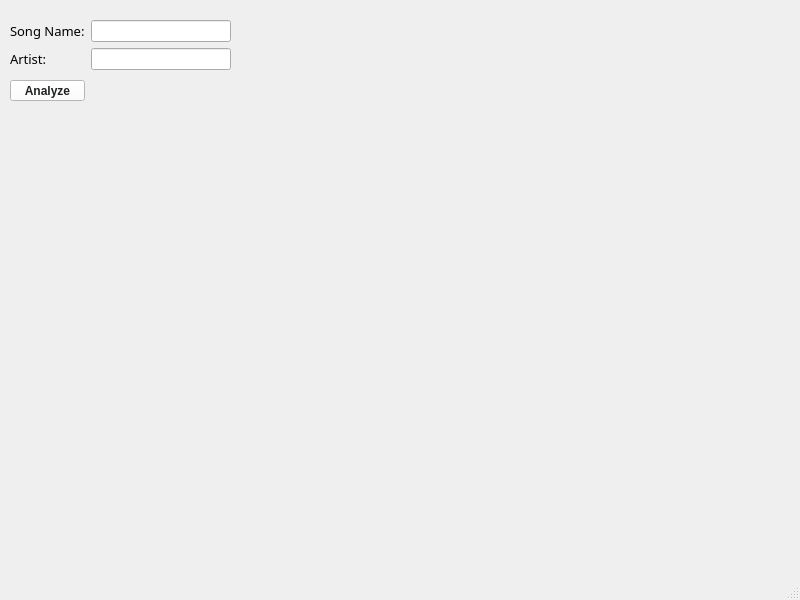
Old version of the form song_layout.ui in the repository Azazel5/Song-Analyzer.
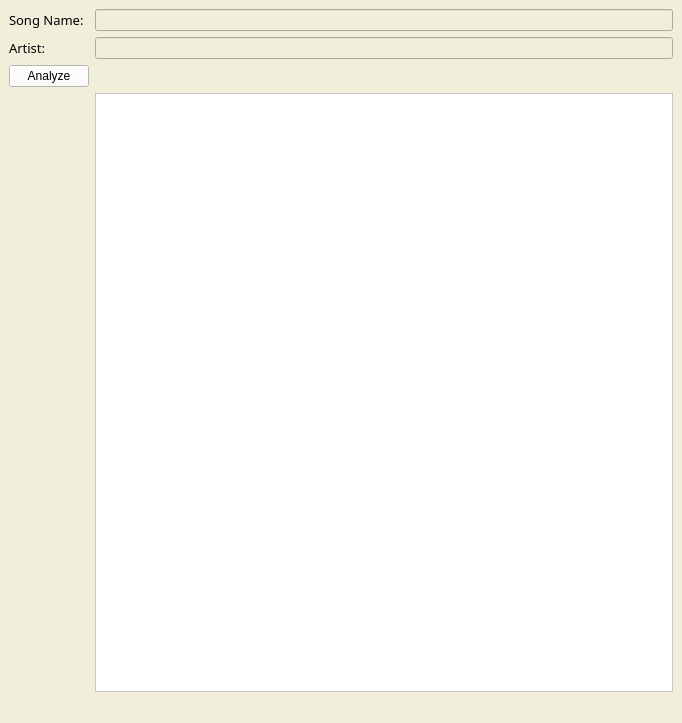
New version of the form.

What changed in the file:
```diff
--- a/song_layout.ui
+++ b/song_layout.ui
@@ -2,29 +2,42 @@
 <ui version="4.0">
  <class>MainWindow</class>
  <widget class="QMainWindow" name="MainWindow">
+  <property name="enabled">
+   <bool>true</bool>
+  </property>
   <property name="geometry">
    <rect>
     <x>0</x>
     <y>0</y>
-    <width>800</width>
-    <height>600</height>
+    <width>682</width>
+    <height>723</height>
    </rect>
   </property>
   <property name="windowTitle">
    <string>MainWindow</string>
   </property>
+  <property name="layoutDirection">
+   <enum>Qt::LeftToRight</enum>
+  </property>
+  <property name="styleSheet">
+   <string notr="true">background-color: hsl(55,45%,90%);</string>
+  </property>
   <widget class="QWidget" name="centralwidget">
-   <widget class="QWidget" name="formLayoutWidget">
-    <property name="geometry">
-     <rect>
-      <x>10</x>
-      <y>20</y>
-      <width>221</width>
-      <height>61</height>
-     </rect>
-    </property>
-    <layout class="QFormLayout" name="formLayout">
-     <item row="1" column="0">
+   <property name="enabled">
+    <bool>true</bool>
+   </property>
+   <property name="styleSheet">
+    <string notr="true"/>
+   </property>
+   <layout class="QGridLayout" name="gridLayout">
+    <item row="4" column="1">
+     <widget class="QListView" name="listView">
+      <property name="styleSheet">
+       <string notr="true">background-color: #ffffff;</string>
+      </property>
+     </widget>
+    </item>
+    <item row="0" column="0">
       <widget class="QLabel" name="label">
        <property name="font">
         <font>
@@ -37,10 +50,13 @@
        </property>
       </widget>
      </item>
-     <item row="1" column="1">
-      <widget class="QLineEdit" name="lineEdit"/>
-     </item>
      <item row="2" column="0">
+     <layout class="QFormLayout" name="formLayout"/>
+    </item>
+    <item row="0" column="1">
+     <widget class="QLineEdit" name="lineEdit"/>
+    </item>
+    <item row="1" column="0">
       <widget class="QLabel" name="label_2">
        <property name="font">
         <font>
@@ -52,33 +68,23 @@
        </property>
       </widget>
      </item>
-     <item row="2" column="1">
+    <item row="1" column="1">
       <widget class="QLineEdit" name="lineEdit_2"/>
      </item>
-    </layout>
-   </widget>
+    <item row="3" column="0">
    <widget class="QPushButton" name="Analyze">
-    <property name="geometry">
-     <rect>
-      <x>10</x>
-      <y>80</y>
-      <width>75</width>
-      <height>21</height>
-     </rect>
-    </property>
     <property name="styleSheet">
-     <string notr="true">font: 8pt &quot;Segoe Print&quot;;
- font-weight: 900;
-  color: #202121;
-  padding: 1.25rem 2rem;
-  background: #fff;
-  text-transform: uppercase;;
+       <string notr="true">background-color:#ffffff;
+
+
 </string>
     </property>
     <property name="text">
      <string>Analyze</string>
     </property>
    </widget>
+    </item>
+   </layout>
   </widget>
   <widget class="QMenuBar" name="menubar">
    <property name="geometry">
```
Left out of the diff: 5 changed lines with no effect on the pictures. Lines whose indentation alone changed are shown as unchanged.
